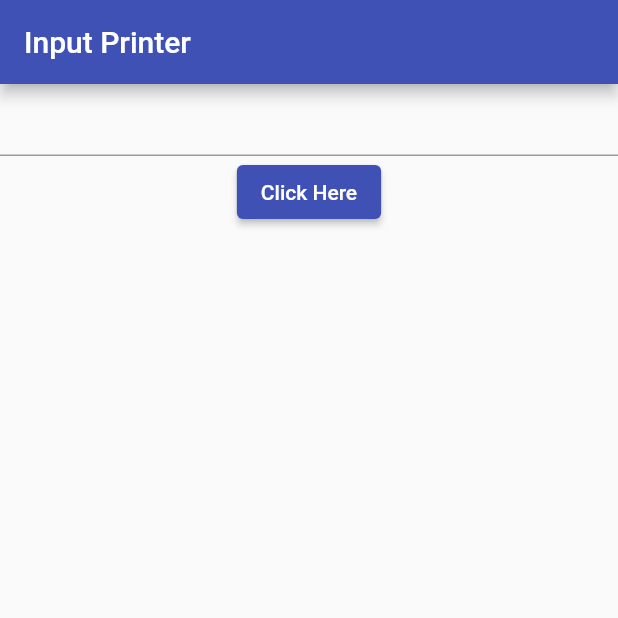
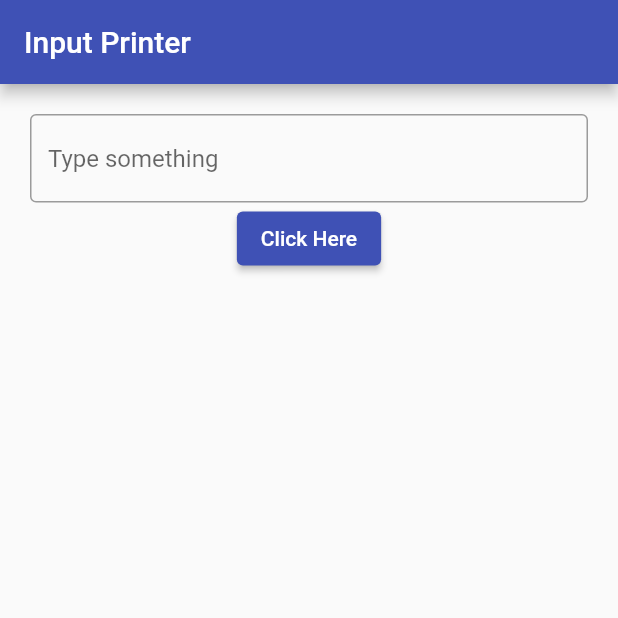
Before and after one commit to SHANIB-C-K/input-print-flutter, a Flutter app: the screen it shows after launch, on a phone screen of 412 x 824 dp, the top half of it. Run offline on Flutter 3.47's test engine with Material 2 defaults, Android fonts, the phone set to English and light mode, and no system bars.

Commit message:
input field border and padding set

```diff
--- a/input-print/input_print/lib/main.dart
+++ b/input-print/input_print/lib/main.dart
@@ -28,16 +28,26 @@ class HomeScreen extends StatelessWidget {
         title: const Text('Input Printer'),
       ),
       body: SafeArea(
+        child: Padding(
+          padding: EdgeInsets.all(20),
           child: Column(
             children: [
-            TextField(),
+              TextField(
+                decoration: InputDecoration(
+                  border: OutlineInputBorder(),
+                  hintText: 'Type something',
+                ),
+              ),
               ElevatedButton(
-              onPressed: () {},
+                onPressed: () {
+                  //Get Date
+                },
                 child: Text('Click Here'),
               )
             ],
           ),
         ),
+      ),
     );
   }
 }
```
Lines whose indentation alone changed are shown as unchanged.
